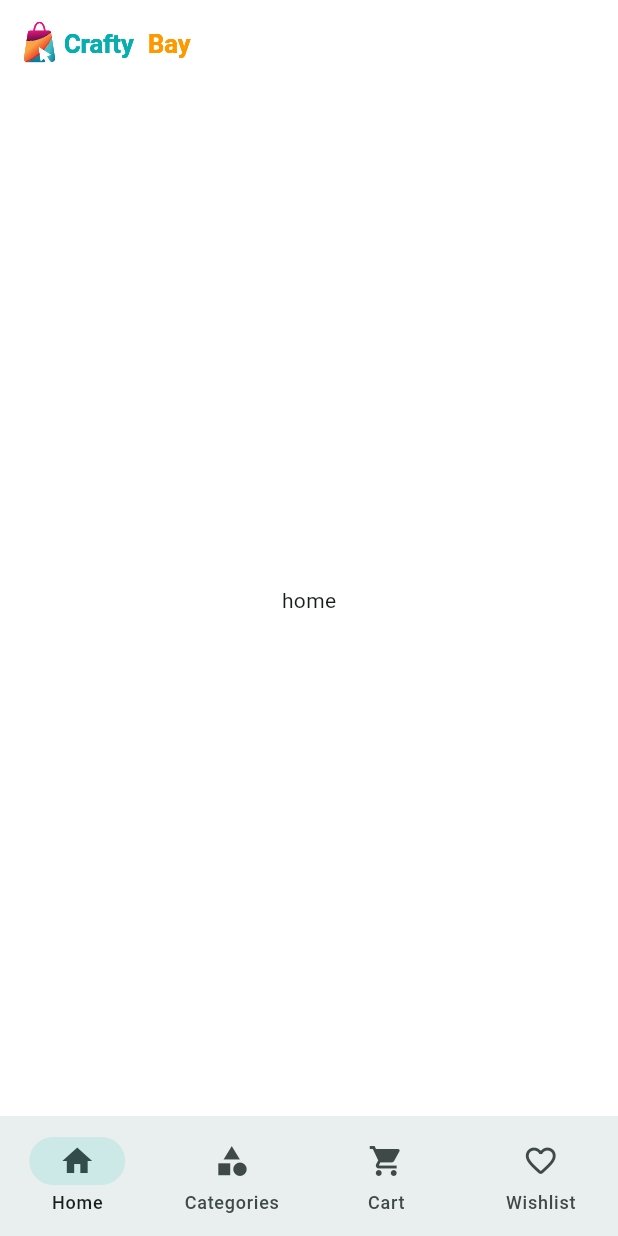
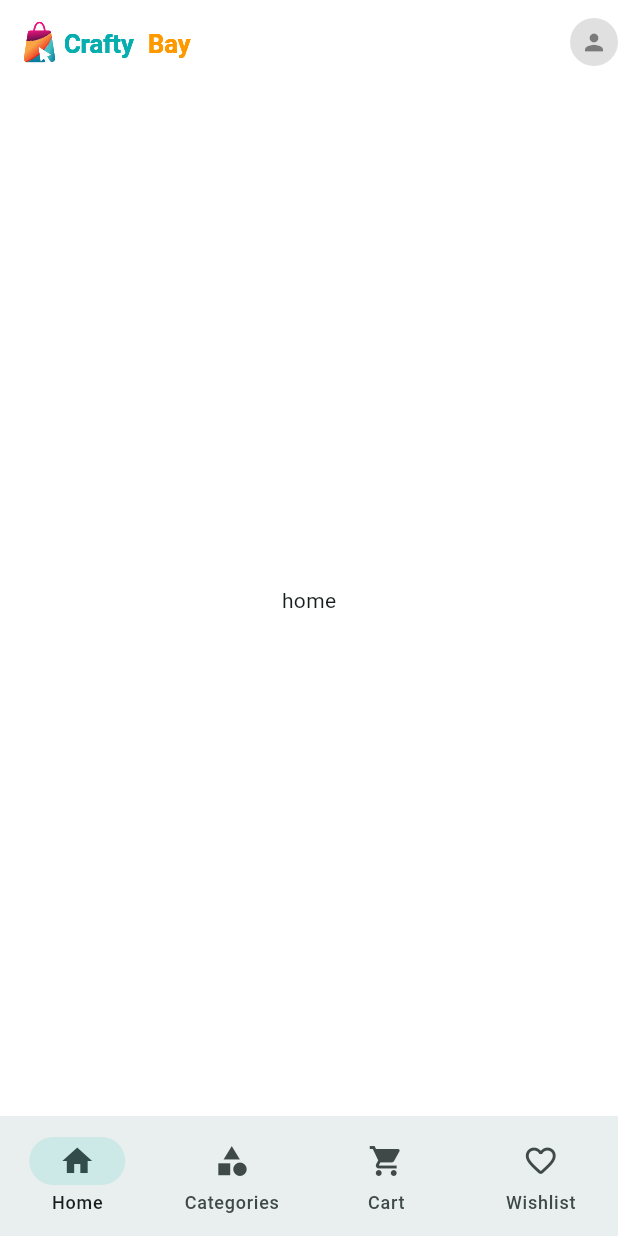
Before and after one commit to Hrithikishere/E-Commerce-Ostad, a Flutter app: the screen it shows after launch, on a phone screen of 412 x 824 dp. Run offline on Flutter 3.47's test engine with Material 3 defaults, Android fonts, the light colour scheme and no system bars; our stand-ins replace email_validator, flutter_svg, get, pin_code_fields.

Commit message:
nothing much

```diff
--- a/lib/app/app.dart
+++ b/lib/app/app.dart
@@ -14,6 +14,7 @@ class CraftyBay extends StatelessWidget {
   @override
   Widget build(BuildContext context) {
     return GetMaterialApp(
+      debugShowCheckedModeBanner: false,
       initialRoute: '/',
       initialBinding: ControllerBinder(),
       theme: AppThemeData.lightThemeData,
--- a/lib/features/home/screens/home_screen.dart
+++ b/lib/features/home/screens/home_screen.dart
@@ -18,10 +18,37 @@ class _HomeScreenState extends State<HomeScreen> {
     return Scaffold(
       appBar: AppBar(
         title: SvgPicture.asset(AssetsPath.appLogoNavSvg),
+        actions: [
+          AppBarIconButton(onTap: (){}, icon: Icons.person,)
+        ],
       ),
+
       body: const Center(
         child: Text('home'),
       ),
     );
   }
 }
+
+class AppBarIconButton extends StatelessWidget {
+  const AppBarIconButton({
+    super.key,
+    required this.icon,
+    required this.onTap
+  });
+
+  final IconData icon;
+  final VoidCallback onTap;
+
+  @override
+  Widget build(BuildContext context) {
+    return GestureDetector(
+      onTap: (){},
+      child: CircleAvatar(
+        backgroundColor: Colors.grey.shade300,
+        radius: 16,
+        child: const Icon(Icons.person, size: 18, color: Colors.black45),
+      ),
+    );
+  }
+}
```
